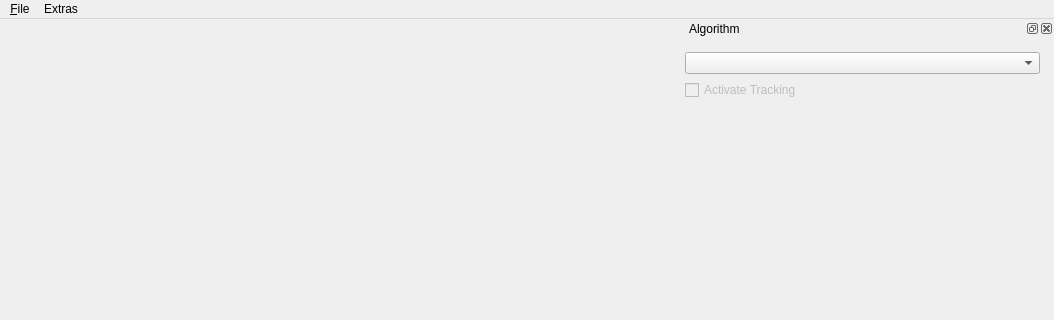
The window that BioTracker/CoreApp/BioTracker/View/MainWindow.ui (BioroboticsLab/biotracker_core) describes before a commit, drawn with Qt 5; both pictures show x 0 to 1054 and y 0 to 320 of the 1054 by 871 pixel window.
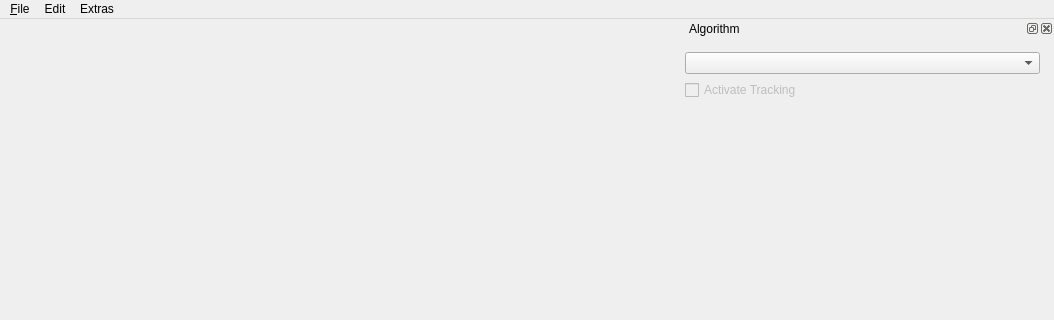
The same window after the commit.

Commit message: added  edit menu to menu bar (undo, redo, show action list) shortcuts are: - undo: ctrl + z - redo: ctrl + y

Diff of the .ui file:
```diff
--- a/BioTracker/CoreApp/BioTracker/View/MainWindow.ui
+++ b/BioTracker/CoreApp/BioTracker/View/MainWindow.ui
@@ -180,7 +180,17 @@
     </property>
     <addaction name="actionSettings"/>
    </widget>
+   <widget class="QMenu" name="menuEdit">
+    <property name="title">
+     <string>Edit</string>
+    </property>
+    <addaction name="actionUndo"/>
+    <addaction name="actionRedo"/>
+    <addaction name="separator"/>
+    <addaction name="actionShowActionList"/>
+   </widget>
    <addaction name="menuFile"/>
+   <addaction name="menuEdit"/>
    <addaction name="menuExtras"/>
   </widget>
   <widget class="QDockWidget" name="dockWidgetAlgorithm">
```
Left out of the diff: 30 changed lines with no effect on the pictures. The commit also changes 7 other files.
